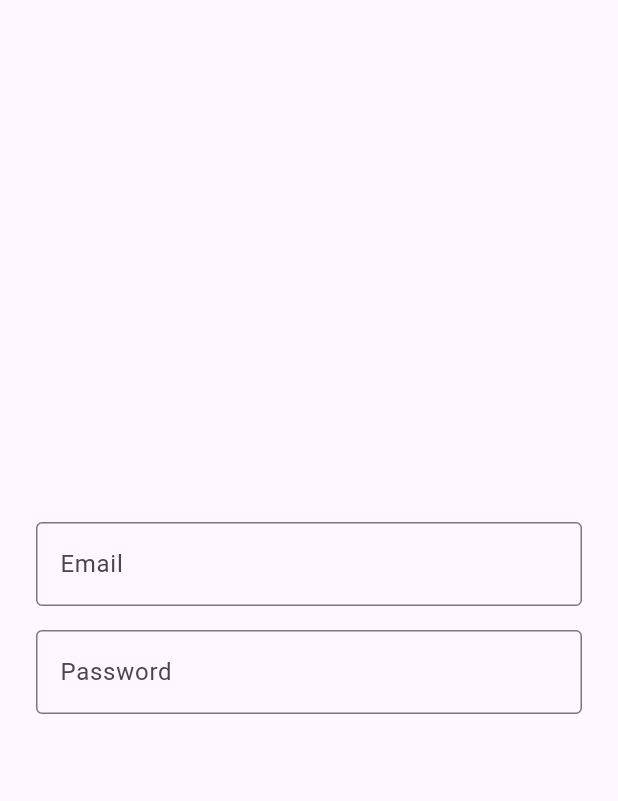
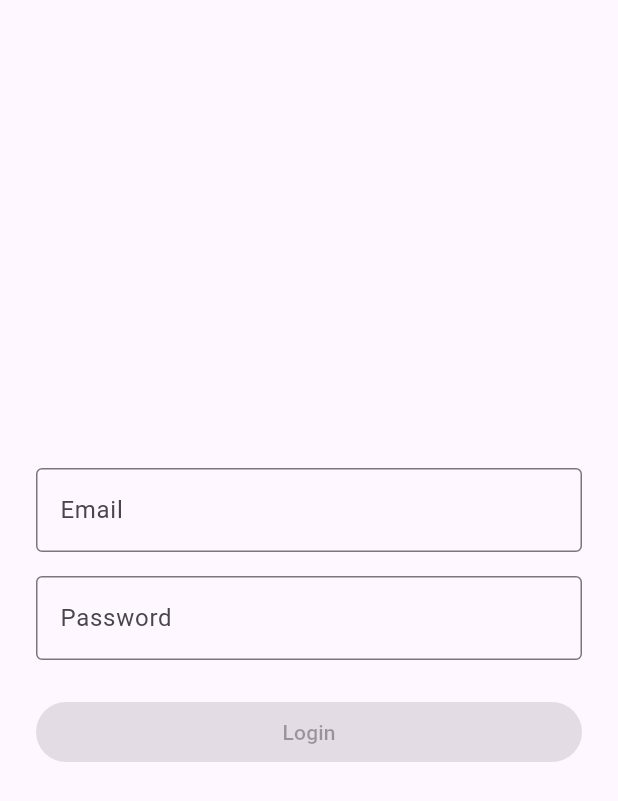
Before and after one commit to vasu-sinojia/cursor-cloud-agents-testing, a Flutter app: the screen it shows after launch, on a phone screen of 412 x 824 dp. Shown: the top 801 px of the screen. Run offline on Flutter 3.47's test engine with Material 3 defaults, Android fonts, the phone set to English and light mode, and no system bars.

Commit message:
Add email/password validation and login button state
Co-authored-by: vasu-sinojia <vasu-sinojia@users.noreply.github.com>

```diff
--- a/lib/main.dart
+++ b/lib/main.dart
@@ -20,8 +20,98 @@ class MyApp extends StatelessWidget {
   }
 }
 
-class LoginScreen extends StatelessWidget {
+class LoginScreen extends StatefulWidget {
   const LoginScreen({super.key});
+
+  @override
+  State<LoginScreen> createState() => _LoginScreenState();
+}
+
+class _LoginScreenState extends State<LoginScreen> {
+  final _formKey = GlobalKey<FormState>();
+  final _emailController = TextEditingController();
+  final _passwordController = TextEditingController();
+
+  bool _isFormValid = false;
+
+  static final RegExp _emailRegex = RegExp(
+    r'^[^\s@]+@[^\s@]+\.[^\s@]+$',
+  );
+
+  @override
+  void initState() {
+    super.initState();
+    _emailController.addListener(_updateFormValidity);
+    _passwordController.addListener(_updateFormValidity);
+  }
+
+  @override
+  void dispose() {
+    _emailController.removeListener(_updateFormValidity);
+    _passwordController.removeListener(_updateFormValidity);
+    _emailController.dispose();
+    _passwordController.dispose();
+    super.dispose();
+  }
+
+  bool _isEmailValid(String email) {
+    return _emailRegex.hasMatch(email);
+  }
+
+  bool _isPasswordValid(String password) {
+    return password.length >= 8;
+  }
+
+  void _updateFormValidity() {
+    final nextIsValid = _isEmailValid(_emailController.text.trim()) &&
+        _isPasswordValid(_passwordController.text);
+
+    if (nextIsValid == _isFormValid) {
+      return;
+    }
+
+    setState(() {
+      _isFormValid = nextIsValid;
+    });
+  }
+
+  String? _emailValidator(String? value) {
+    final email = (value ?? '').trim();
+    if (email.isEmpty) {
+      return 'Email is required';
+    }
+
+    if (!_isEmailValid(email)) {
+      return 'Enter a valid email address';
+    }
+
+    return null;
+  }
+
+  String? _passwordValidator(String? value) {
+    final password = value ?? '';
+    if (password.isEmpty) {
+      return 'Password is required';
+    }
+
+    if (!_isPasswordValid(password)) {
+      return 'Password must be at least 8 characters';
+    }
+
+    return null;
+  }
+
+  void _submit() {
+    if (!_formKey.currentState!.validate()) {
+      return;
+    }
+
+    ScaffoldMessenger.of(context).showSnackBar(
+      const SnackBar(
+        content: Text('Login successful'),
+      ),
+    );
+  }
 
   @override
   Widget build(BuildContext context) {
@@ -29,26 +119,39 @@ class LoginScreen extends StatelessWidget {
       body: Center(
         child: Padding(
           padding: const EdgeInsets.all(24.0),
+          child: Form(
+            key: _formKey,
+            autovalidateMode: AutovalidateMode.onUserInteraction,
             child: Column(
               mainAxisSize: MainAxisSize.min,
               crossAxisAlignment: CrossAxisAlignment.stretch,
-            children: const [
-              TextField(
-                decoration: InputDecoration(
+              children: [
+                TextFormField(
+                  controller: _emailController,
+                  decoration: const InputDecoration(
                     labelText: 'Email',
                     border: OutlineInputBorder(),
                   ),
                   keyboardType: TextInputType.emailAddress,
+                  validator: _emailValidator,
                 ),
-              SizedBox(height: 16),
-              TextField(
-                decoration: InputDecoration(
+                const SizedBox(height: 16),
+                TextFormField(
+                  controller: _passwordController,
+                  decoration: const InputDecoration(
                     labelText: 'Password',
                     border: OutlineInputBorder(),
                   ),
                   obscureText: true,
+                  validator: _passwordValidator,
+                ),
+                const SizedBox(height: 24),
+                ElevatedButton(
+                  onPressed: _isFormValid ? _submit : null,
+                  child: const Text('Login'),
                 ),
               ],
+            ),
           ),
         ),
       ),
```
Also changed, not shown: 1 other file. Lines whose indentation alone changed are shown as unchanged.
